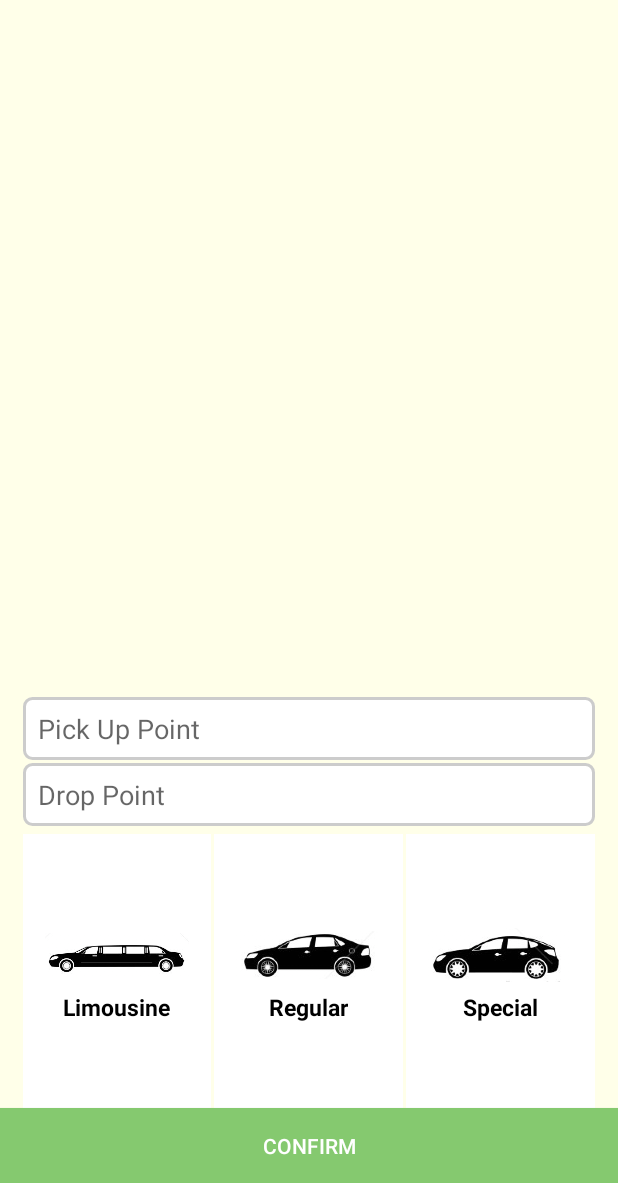
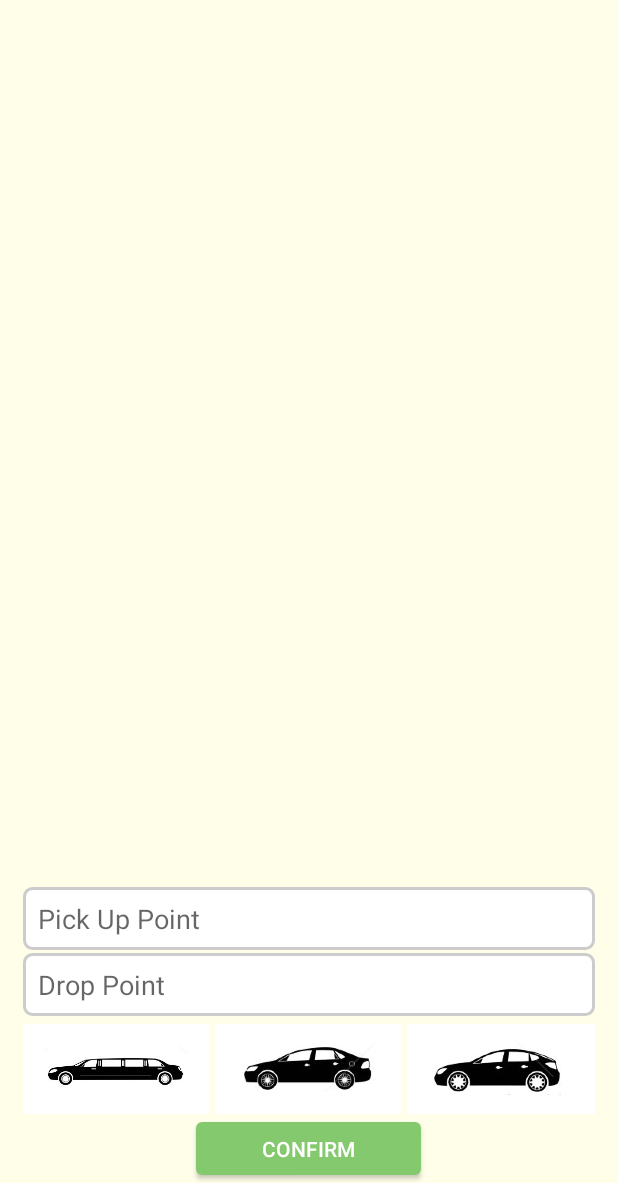
Before and after one commit to aartisoft/SecureRide_Android, an Android app: the MapsActivity screen opened directly, with no data from a screen before it, on a phone screen of 412 x 824 dp, the part 53-1236 px from its top. Run offline under Robolectric (Android 15) with nearby library versions, the phone set to English and light mode, and no system bars.

Commit message:
Changes: Fixning botton portion map.

```diff
--- a/Securide/app/src/main/res/layout/activity_maps.xml
+++ b/Securide/app/src/main/res/layout/activity_maps.xml
@@ -7,8 +7,8 @@
 
     <LinearLayout
         android:layout_width="match_parent"
-        android:layout_height="match_parent"
-        android:layout_weight="0.4"
+        android:layout_height="0dp"
+        android:layout_weight="1"
         android:orientation="vertical">
 
         <RelativeLayout
@@ -18,10 +18,9 @@
     </LinearLayout>
 
 
-    <RelativeLayout
+    <LinearLayout
         android:layout_width="match_parent"
-        android:layout_height="match_parent"
-        android:layout_weight="0.6"
+        android:layout_height="wrap_content"
         android:orientation="vertical">
 
         <LinearLayout
@@ -92,8 +91,8 @@
                     android:id="@+id/llSecondCab"
                     android:layout_width="0dp"
                     android:layout_height="match_parent"
-                    android:layout_marginLeft="2dp"
-                    android:layout_marginRight="2dp"
+                    android:layout_marginLeft="3dp"
+                    android:layout_marginRight="3dp"
                     android:layout_weight="1">
 
                     <include layout="@layout/adapter_cabmodel" />
@@ -113,11 +112,14 @@
 
         <Button
             android:id="@+id/btn_confirm"
-            android:layout_width="match_parent"
-            android:layout_height="@dimen/dimen_50dp"
+            android:layout_width="150dp"
+            android:layout_height="@dimen/btn_heght"
+            android:layout_gravity="center_horizontal"
+            android:layout_marginTop="@dimen/dimen_5dp"
+            android:layout_marginBottom="@dimen/dimen_5dp"
             android:layout_alignParentBottom="true"
-            android:background="@color/dark_green"
+            android:background="@drawable/accept_bg_rounded"
             android:text="Confirm"
             android:textColor="@color/white" />
-    </RelativeLayout>
+    </LinearLayout>
 </LinearLayout>
```
